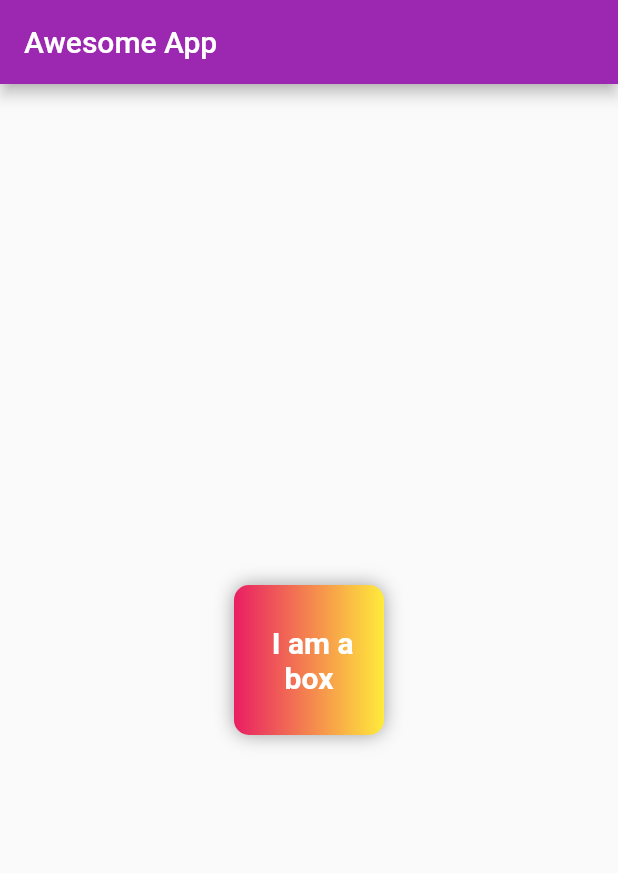
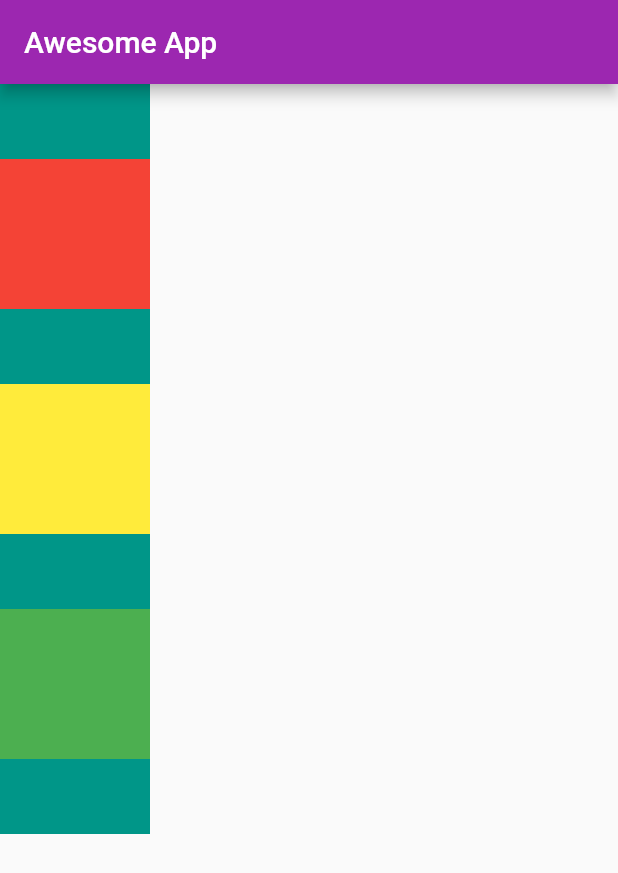
Before and after one commit to maceteligolden/financeapp, a Flutter app: the screen it shows after launch, on a phone screen of 412 x 824 dp. Shown: the top 873 px of the screen. Run offline on Flutter 3.47's test engine with Material 2 defaults, Android fonts, the phone set to English and light mode, and no system bars.

Commit message:
adding row and column code

```diff
--- a/lib/main.dart
+++ b/lib/main.dart
@@ -18,37 +18,37 @@ class HomePage extends StatelessWidget {
       appBar: AppBar(
         title: const Text("Awesome App"),
       ),
-      body: Center(
-        child: Container(
+      body: Container(
+        color: Colors.teal,
+        height: 500,
+        child: Column(
+          mainAxisAlignment: MainAxisAlignment.spaceEvenly,
+          crossAxisAlignment: CrossAxisAlignment.center,
+          children:<Widget> [
+            Container(
               padding: const EdgeInsets.all(8),
               width: 100,
               height: 100,
               alignment: Alignment.center,
-          decoration: BoxDecoration(
               color: Colors.red,
-            borderRadius: BorderRadius.circular(10),
-            gradient: const LinearGradient(colors: [
-              Colors.pink,
-              Colors.yellow,
-            ]),
-            boxShadow: [
-              BoxShadow(
-                color: Colors.grey,
-                blurRadius: 10,
-              )
-            ]
               ),
-          child: const Text(
-            " I am a box",
-            textAlign: TextAlign.center,
-            style: TextStyle(
-              fontSize: 20,
-              color: Colors.white,
-              fontWeight: FontWeight.bold,
-            )
+            Container(
+              padding: const EdgeInsets.all(8),
+              width: 100,
+              height: 100,
+              alignment: Alignment.center,
+              color: Colors.yellow,
+              ),
+            Container(
+              padding: const EdgeInsets.all(8),
+              width: 100,
+              height: 100,
+              alignment: Alignment.center,
+              color: Colors.green,
+              ),
+          ],
         ),
       ),
-      )
       );
   }
 }
```
Lines whose indentation alone changed are shown as unchanged.
